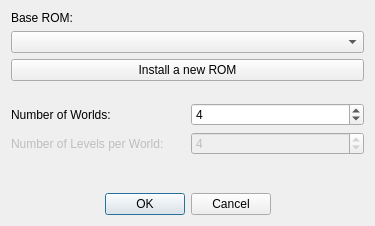
Old version of the form SMB1/SMB1_Compliance_To_SMB1/Configure_Base_Form.ui in the repository Coolcord/Level-Headed.
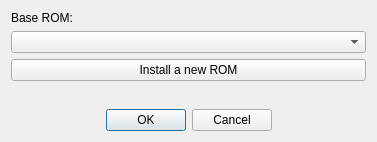
New version of the form.

Commit message: Moved numWorlds and numLevelsPerWorld spinboxes from base game settings to level generator settings

Patch:
```diff
--- a/SMB1/SMB1_Compliance_To_SMB1/Configure_Base_Form.ui
+++ b/SMB1/SMB1_Compliance_To_SMB1/Configure_Base_Form.ui
@@ -6,8 +6,8 @@
    <rect>
     <x>0</x>
     <y>0</y>
-    <width>375</width>
-    <height>226</height>
+    <width>377</width>
+    <height>142</height>
    </rect>
   </property>
   <property name="windowTitle">
@@ -48,90 +48,6 @@
      </property>
     </spacer>
    </item>
-   <item>
-    <layout class="QVBoxLayout" name="layoutLevelNumberSettings">
-     <item>
-      <layout class="QHBoxLayout" name="layoutNumWorlds">
-       <item>
-        <widget class="QLabel" name="lblNumWorlds">
-         <property name="text">
-          <string>Number of Worlds:</string>
-         </property>
-        </widget>
-       </item>
-       <item>
-        <widget class="QSpinBox" name="sbNumWorlds">
-         <property name="minimum">
-          <number>1</number>
-         </property>
-         <property name="maximum">
-          <number>7</number>
-         </property>
-         <property name="value">
-          <number>4</number>
-         </property>
-        </widget>
-       </item>
-      </layout>
-     </item>
-     <item>
-      <layout class="QHBoxLayout" name="layoutNumLevelsPerWorld">
-       <item>
-        <widget class="QLabel" name="lblNumLevelsPerWorld">
-         <property name="enabled">
-          <bool>false</bool>
-         </property>
-         <property name="text">
-          <string>Number of Levels per World: </string>
-         </property>
-        </widget>
-       </item>
-       <item>
-        <widget class="QSpinBox" name="sbNumLevelsPerWorld">
-         <property name="enabled">
-          <bool>false</bool>
-         </property>
-         <property name="minimum">
-          <number>1</number>
-         </property>
-         <property name="maximum">
-          <number>8</number>
-         </property>
-         <property name="value">
-          <number>4</number>
-         </property>
-        </widget>
-       </item>
-      </layout>
-     </item>
-    </layout>
-   </item>
-   <item>
-    <spacer name="verticalSpacer_2">
-     <property name="orientation">
-      <enum>Qt::Vertical</enum>
-     </property>
-     <property name="sizeHint" stdset="0">
-      <size>
-       <width>20</width>
-       <height>40</height>
-      </size>
-     </property>
-    </spacer>
-   </item>
-   <item>
-    <spacer name="verticalSpacer_3">
-     <property name="orientation">
-      <enum>Qt::Vertical</enum>
-     </property>
-     <property name="sizeHint" stdset="0">
-      <size>
-       <width>20</width>
-       <height>40</height>
-      </size>
-     </property>
-    </spacer>
-   </item>
    <item>
     <widget class="QDialogButtonBox" name="buttonBox">
      <property name="standardButtons">
```
The commit also changes 6 other files.
